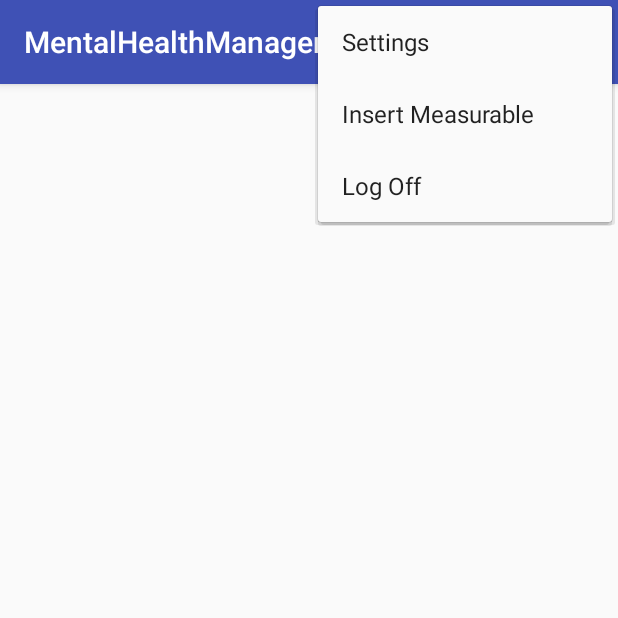
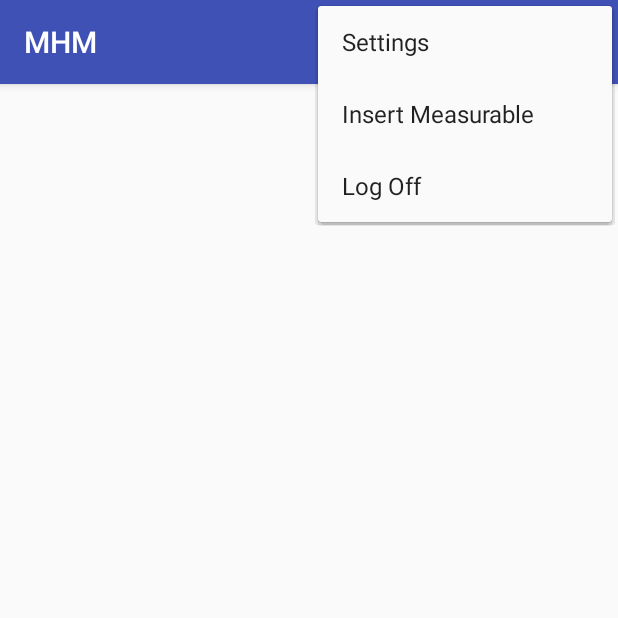
Before and after one commit to dakotahm/MentalHealthManager, an Android app: the DataCollectActivity screen opened directly, with no data from a screen before it, with the options menu open, on a phone screen of 412 x 824 dp, the top half of it. Run offline under Robolectric (Android 15) with nearby library versions, the phone set to English and light mode, and no system bars; our stand-ins replace Volley; network calls fail.

Commit message:
Finishing Touches

```diff
--- a/app/src/main/AndroidManifest.xml
+++ b/app/src/main/AndroidManifest.xml
@@ -12,7 +12,7 @@
 
     <application
         android:allowBackup="true"
-        android:icon="@mipmap/ic_launcher"
+        android:icon="@drawable/ic_launcher"
         android:label="@string/app_name"
         android:supportsRtl="true"
         android:theme="@style/AppTheme">
@@ -24,10 +24,9 @@
         </activity>
         <activity
             android:name=".LoginActivity"
-            android:label="@string/title_activity_login" >
+            >
             <intent-filter>
                 <action android:name="android.intent.action.MAIN" />
-
                 <category android:name="android.intent.category.LAUNCHER" />
             </intent-filter>
 
--- a/app/src/main/java/com/boson/dakotahmoore/mentalhealthmanager/DataCollectActivity.java
+++ b/app/src/main/java/com/boson/dakotahmoore/mentalhealthmanager/DataCollectActivity.java
@@ -206,6 +206,10 @@ public class DataCollectActivity extends AppCompatActivity implements SliderFrag
         getMenuInflater().inflate(R.menu.menu_data_collect, menu);
         return true;
     }
+    @Override
+    public void onBackPressed(){
+
+    }
 
     @Override
     public boolean onOptionsItemSelected(MenuItem item) {
--- a/app/src/main/java/com/boson/dakotahmoore/mentalhealthmanager/LoginActivity.java
+++ b/app/src/main/java/com/boson/dakotahmoore/mentalhealthmanager/LoginActivity.java
@@ -84,6 +84,7 @@ public class LoginActivity extends AppCompatActivity implements LoaderCallbacks<
     protected void onCreate(Bundle savedInstanceState) {
         super.onCreate(savedInstanceState);
         setContentView(R.layout.activity_login);
+        setTitle("Sign in");
         // Set up the login form.
         mEmailView = (AutoCompleteTextView) findViewById(R.id.email);
         populateAutoComplete();
--- /dev/null
+++ b/app/src/main/res/drawable/divider.xml
@@ -0,0 +1,6 @@
+<?xml version="1.0" encoding="utf-8"?>
+<shape xmlns:android="http://schemas.android.com/apk/res/android">
+        <size android:width="1dip" />
+        <solid android:color="@android:color/darker_gray" />
+
+</shape>
--- a/app/src/main/res/layout/activity_data_collect.xml
+++ b/app/src/main/res/layout/activity_data_collect.xml
@@ -10,99 +10,12 @@
     android:layout_height="wrap_content"
     android:orientation="vertical"
     android:isScrollContainer="true"
+    android:divider="@drawable/divider"
+    android:showDividers="middle"
+
     >
 
-    <!--<android.support.design.widget.CoordinatorLayout xmlns:android="http://schemas.android.com/apk/res/android"-->
-    <!--xmlns:app="http://schemas.android.com/apk/res-auto"-->
-    <!--xmlns:tools="http://schemas.android.com/tools"-->
-    <!--android:layout_width="match_parent"-->
-    <!--android:layout_height="225dp"-->
-    <!--android:fitsSystemWindows="true"-->
-    <!--tools:context="com.boson.dakotahmoore.mentalhealthmanager.DataCollectActivity">-->
 
-        <!--<android.support.design.widget.AppBarLayout-->
-            <!--android:id="@+id/app_bar"-->
-            <!--android:layout_width="match_parent"-->
-            <!--android:layout_height="@dimen/app_bar_height"-->
-            <!--android:fitsSystemWindows="true"-->
-            <!--android:theme="@style/AppTheme.AppBarOverlay">-->
-
-            <!--<android.support.design.widget.CollapsingToolbarLayout-->
-                <!--android:id="@+id/toolbar_layout"-->
-                <!--android:layout_width="match_parent"-->
-                <!--android:layout_height="match_parent"-->
-                <!--android:fitsSystemWindows="true"-->
-                <!--app:contentScrim="?attr/colorPrimary"-->
-                <!--app:layout_scrollFlags="scroll|exitUntilCollapsed">-->
-
-                <!--<android.support.v7.widget.Toolbar-->
-                    <!--android:id="@+id/toolbar"-->
-                    <!--android:layout_width="match_parent"-->
-                    <!--android:layout_height="?attr/actionBarSize"-->
-                    <!--app:layout_collapseMode="pin"-->
-                    <!--app:popupTheme="@style/AppTheme.PopupOverlay" />-->
-
-                <!--<include layout="@layout/content_data_collect" />-->
-
-            <!--</android.support.design.widget.CollapsingToolbarLayout>-->
-
-        <!--</android.support.design.widget.AppBarLayout>-->
-
-        <!--<android.support.design.widget.FloatingActionButton-->
-            <!--android:id="@+id/AddActivity"-->
-            <!--android:layout_width="wrap_content"-->
-            <!--android:layout_height="wrap_content"-->
-            <!--android:layout_margin="@dimen/fab_margin"-->
-            <!--app:srcCompat="@drawable/editdata"-->
-            <!--app:backgroundTint="@android:color/holo_green_dark"-->
-            <!--app:layout_anchor="@+id/app_bar"-->
-            <!--app:layout_anchorGravity="bottom|center_horizontal"-->
-            <!--android:layout_gravity="center_vertical|center_horizontal" />-->
-
-        <!--<android.support.design.widget.FloatingActionButton-->
-            <!--android:id="@+id/DisplayActivity"-->
-            <!--android:layout_width="wrap_content"-->
-            <!--android:layout_height="wrap_content"-->
-            <!--android:layout_margin="@dimen/fab_margin"-->
-            <!--app:srcCompat="@drawable/displaygraphs"-->
-            <!--app:backgroundTint="@android:color/holo_green_dark"-->
-            <!--app:layout_anchorGravity="bottom|left"-->
-            <!--android:layout_gravity="center_vertical|right"-->
-            <!--app:layout_anchor="@+id/app_bar" />-->
-
-        <!--<android.support.design.widget.FloatingActionButton-->
-            <!--android:id="@+id/TreatmentActivity"-->
-            <!--android:layout_width="wrap_content"-->
-            <!--android:layout_height="wrap_content"-->
-            <!--android:layout_margin="@dimen/fab_margin"-->
-            <!--app:srcCompat="@drawable/cross"-->
-            <!--app:backgroundTint="@android:color/holo_green_dark"-->
-            <!--android:layout_gravity="center_vertical|left"-->
-            <!--app:layout_anchor="@+id/app_bar"-->
-            <!--app:layout_anchorGravity="bottom|right" />-->
-
-    <!--</android.support.design.widget.CoordinatorLayout>-->
-
-    <!--<fragment-->
-        <!--android:id="@+id/fragment"-->
-        <!--android:name="com.boson.dakotahmoore.mentalhealthmanager.SliderFragment"-->
-        <!--android:layout_width="match_parent"-->
-        <!--android:layout_height="wrap_content" />-->
-
-    <!--<LinearLayout-->
-        <!--android:id="@+id/CollectDataList"-->
-        <!--android:layout_width="match_parent"-->
-        <!--android:layout_height="wrap_content"-->
-        <!--android:orientation="vertical"-->
-        <!--android:isScrollContainer="true">-->
-    <!--</LinearLayout>-->
-
-    <!--<FrameLayout-->
-        <!--android:id="@+id/HackandSlash"-->
-        <!--android:layout_width="match_parent"-->
-        <!--android:layout_height="wrap_content">-->
-
-    <!--</FrameLayout>-->
 
 </LinearLayout>
 
--- a/app/src/main/res/layout/fragment_slider.xml
+++ b/app/src/main/res/layout/fragment_slider.xml
@@ -3,7 +3,7 @@
     android:layout_width="match_parent"
     android:layout_height="wrap_content"
     tools:context="com.boson.dakotahmoore.mentalhealthmanager.SliderFragment"
-    android:padding="5dp">
+    android:padding="10dp">
 
 
     <TextView
@@ -38,4 +38,5 @@
         android:textSize="12pt"
         android:id="@+id/SeekValue" />
 
+
 </RelativeLayout>
--- a/app/src/main/res/values/strings.xml
+++ b/app/src/main/res/values/strings.xml
@@ -1,5 +1,5 @@
 <resources>
-    <string name="app_name">MentalHealthManager</string>
+    <string name="app_name">MHM</string>
     <string name="large_text">
         "Material is the metaphor.\n\n"
 
--- a/app/src/main/res/values/styles.xml
+++ b/app/src/main/res/values/styles.xml
@@ -16,5 +16,9 @@
     <style name="AppTheme.AppBarOverlay" parent="ThemeOverlay.AppCompat.Dark.ActionBar" />
 
     <style name="AppTheme.PopupOverlay" parent="ThemeOverlay.AppCompat.Light" />
-
+    <style name="Divider">
+        <item name="android:layout_width">match_parent</item>
+        <item name="android:layout_height">1dp</item>
+        <item name="android:background">?android:attr/listDivider</item>
+    </style>
 </resources>
```
Also changed, not shown: app/src/main/res/layout/fragment_boolean.xml (+5 -4 lines).
